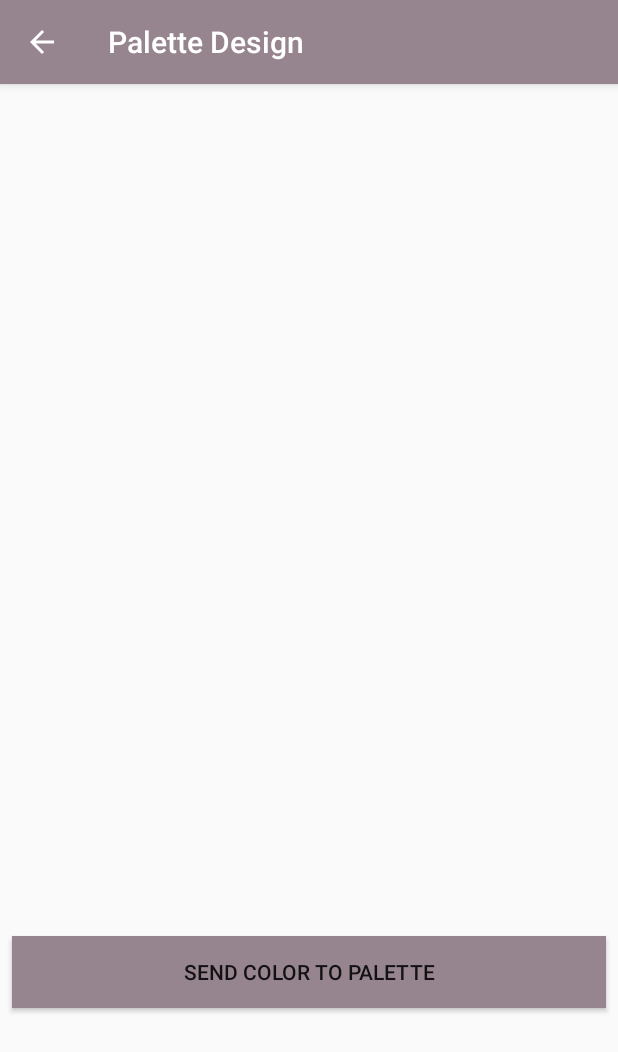
After one commit to ekelseya/PaletteDesign, an Android app: the PickColorActivity screen opened directly, with no data from a screen before it, on a phone screen of 412 x 824 dp. The commit adds this screen. Shown: the top 1052 px of the screen. Run offline under Robolectric (Android 15) with nearby library versions, the phone set to English and light mode, and no system bars.

Commit message:
Refactored GetImage
Added PickColorActivity and basic layout

```diff
--- a/app/src/main/AndroidManifest.xml
+++ b/app/src/main/AndroidManifest.xml
@@ -48,6 +48,10 @@
                 android:parentActivityName=".ColorBuild">
 
         </activity>
+        <activity android:name=".PickColorActivity"
+                  android:parentActivityName=".GetImage">
+
+        </activity>
 
         <provider
                 android:name="android.support.v4.content.FileProvider"
--- /dev/null
+++ b/app/src/main/java/com/ekelseya/palettedesign/Constants.kt
@@ -0,0 +1,5 @@
+package com.ekelseya.palettedesign
+
+const val IMAGE_URI_KEY = "IMAGE_URI"
+const val BITMAP_WIDTH = "BITMAP_WIDTH"
+const val BITMAP_HEIGHT = "BITMAP_HEIGHT"
--- /dev/null
+++ b/app/src/main/java/com/ekelseya/palettedesign/PickColorActivity.kt
@@ -0,0 +1,13 @@
+package com.ekelseya.palettedesign
+
+import android.os.Bundle
+import android.support.v7.app.AppCompatActivity
+
+class PickColorActivity: AppCompatActivity(){
+    override fun onCreate(savedInstanceState: Bundle?) {
+        super.onCreate(savedInstanceState)
+        setContentView(R.layout.color_bitmap)
+
+
+    }
+}
--- a/app/src/main/res/layout/build_splash.xml
+++ b/app/src/main/res/layout/build_splash.xml
@@ -1,7 +1,8 @@
 <?xml version="1.0" encoding="utf-8"?>
 <android.support.constraint.ConstraintLayout
         xmlns:android="http://schemas.android.com/apk/res/android"
-        xmlns:app="http://schemas.android.com/apk/res-auto" xmlns:tools="http://schemas.android.com/tools"
+        xmlns:app="http://schemas.android.com/apk/res-auto"
+        xmlns:tools="http://schemas.android.com/tools"
         android:layout_width="match_parent"
         android:layout_height="match_parent">
 
--- /dev/null
+++ b/app/src/main/res/layout/color_bitmap.xml
@@ -0,0 +1,34 @@
+<?xml version="1.0" encoding="utf-8"?>
+<android.support.constraint.ConstraintLayout xmlns:android="http://schemas.android.com/apk/res/android"
+                                             xmlns:app="http://schemas.android.com/apk/res-auto"
+                                             xmlns:tools="http://schemas.android.com/tools" android:layout_width="match_parent"
+                                             android:layout_height="match_parent">
+
+    <ImageView
+            android:layout_width="0dp"
+            android:layout_height="300dp" app:srcCompat="@android:color/transparent"
+            android:id="@+id/image_bitmap" app:layout_constraintEnd_toEndOf="parent"
+            android:layout_marginEnd="8dp" android:layout_marginRight="8dp"
+            app:layout_constraintStart_toStartOf="parent" android:layout_marginLeft="8dp"
+            android:layout_marginStart="8dp" android:layout_marginTop="8dp" app:layout_constraintTop_toTopOf="parent"
+            android:layout_marginBottom="8dp" app:layout_constraintBottom_toBottomOf="parent"
+            app:layout_constraintVertical_bias="0.0"/>
+    <ImageView
+            android:layout_width="0dp"
+            android:layout_height="100dp" app:srcCompat="@android:color/transparent"
+            android:id="@+id/image_color"
+            app:layout_constraintStart_toStartOf="parent" android:layout_marginLeft="8dp"
+            android:layout_marginStart="8dp" app:layout_constraintEnd_toEndOf="parent" android:layout_marginEnd="8dp"
+            android:layout_marginRight="8dp" android:layout_marginTop="8dp"
+            app:layout_constraintTop_toBottomOf="@+id/image_bitmap" android:layout_marginBottom="8dp"
+            app:layout_constraintBottom_toBottomOf="parent" app:layout_constraintVertical_bias="0.0"/>
+    <Button
+            android:text="Send Color to Palette"
+            android:layout_width="0dp"
+            android:layout_height="wrap_content"
+            android:id="@+id/button_setColor" app:layout_constraintEnd_toEndOf="parent" android:layout_marginEnd="8dp"
+            android:layout_marginRight="8dp" app:layout_constraintStart_toStartOf="parent"
+            android:layout_marginLeft="8dp" android:layout_marginStart="8dp" android:layout_marginTop="8dp"
+            app:layout_constraintTop_toBottomOf="@+id/image_color" android:layout_marginBottom="8dp"
+            app:layout_constraintBottom_toBottomOf="parent" android:background="@color/colorPrimary"/>
+</android.support.constraint.ConstraintLayout>
```
Also changed, not shown: app/src/main/java/com/ekelseya/palettedesign/GetImage.kt (+63 -80 lines).
